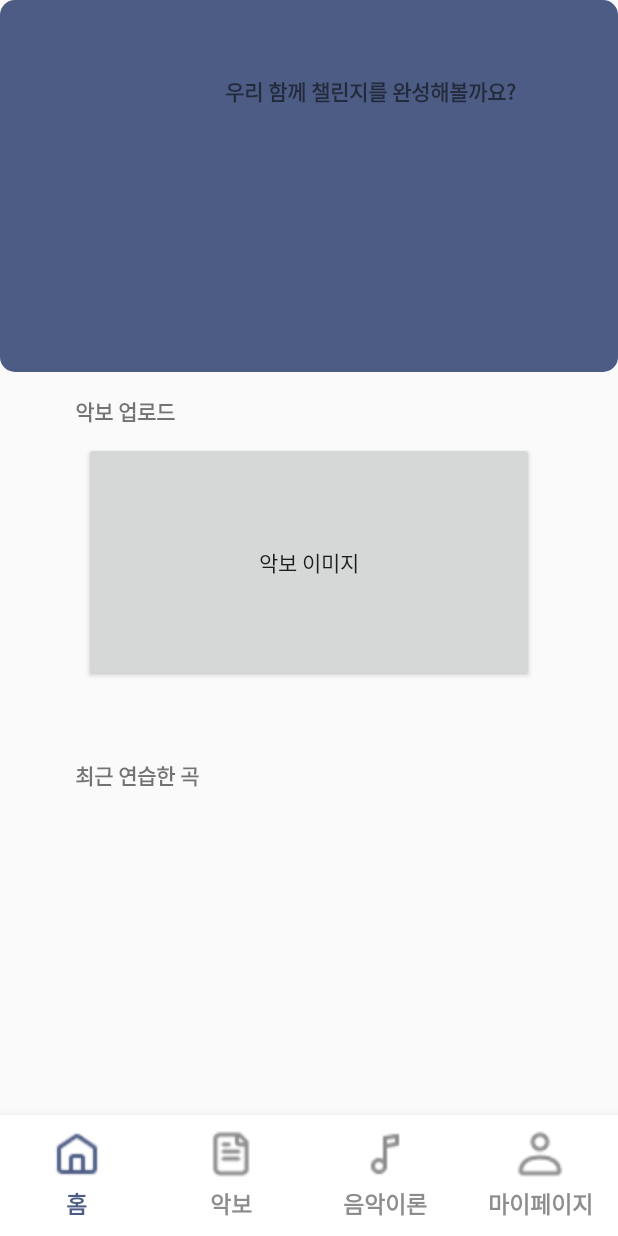
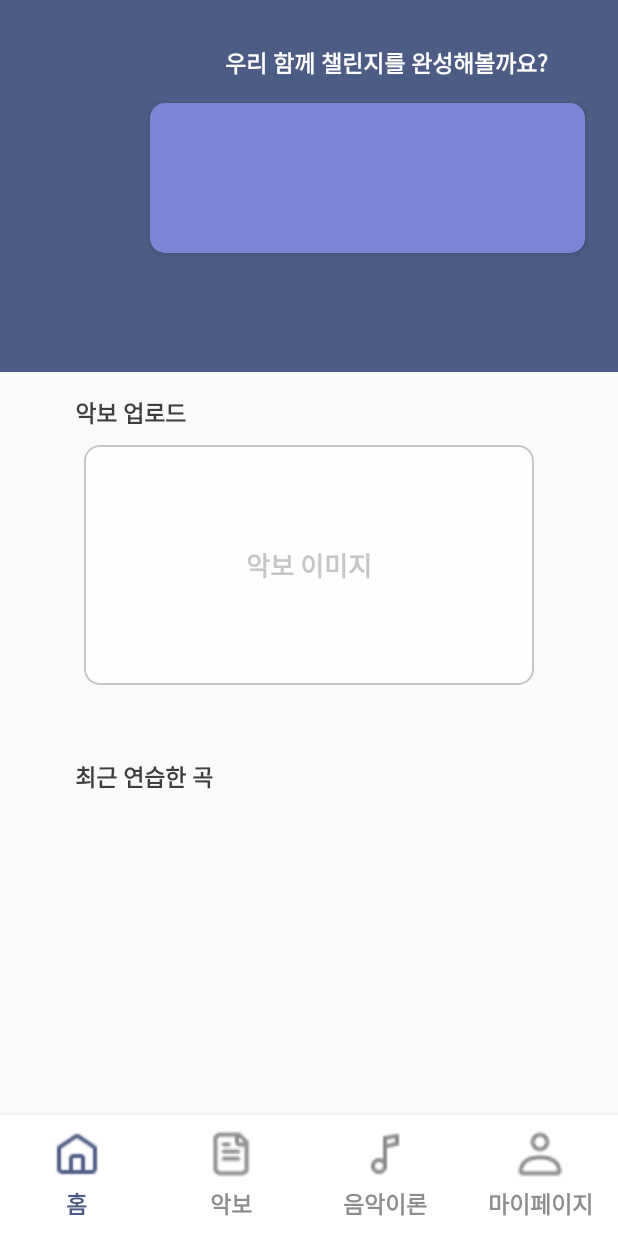
Before and after one commit to yoonsu417/LENTO, an Android app: the HomeActivity screen opened directly, with no data from a screen before it, on a phone screen of 412 x 824 dp. Run offline under Robolectric (Android 15) with nearby library versions, the phone set to English and light mode, and no system bars.

Commit message:
디자인 수정

```diff
--- /dev/null
+++ b/app/src/main/res/drawable/rounded_button_blue.xml
@@ -0,0 +1,5 @@
+<?xml version="1.0" encoding="utf-8"?>
+<shape xmlns:android="http://schemas.android.com/apk/res/android" android:shape="rectangle">
+    <solid android:color="#7E85D7"/>
+    <corners android:radius="10dp"/>
+</shape>
--- /dev/null
+++ b/app/src/main/res/drawable/rounded_button_white.xml
@@ -0,0 +1,8 @@
+<?xml version="1.0" encoding="utf-8"?>
+<shape xmlns:android="http://schemas.android.com/apk/res/android" android:shape="rectangle">
+    <corners android:radius="10dp"/>
+    <solid android:color="#FEFEFE" />
+    <stroke
+        android:width="1dp"
+        android:color="#C6C6C6"/>
+</shape>
--- a/app/src/main/res/layout/activity_join.xml
+++ b/app/src/main/res/layout/activity_join.xml
@@ -82,6 +82,9 @@
             android:layout_marginLeft="50dp"
             android:layout_marginTop="50dp"
             android:text="가입하기"
+            android:textStyle="bold"
+            android:textSize="17sp"
+            android:textColor="#FFFFFF"
             android:background="@drawable/rounded_button"/>
     </LinearLayout>
 </LinearLayout>
--- a/app/src/main/res/layout/activity_login.xml
+++ b/app/src/main/res/layout/activity_login.xml
@@ -49,6 +49,9 @@
         android:layout_marginLeft="50dp"
         android:layout_marginTop="50dp"
         android:text="로그인"
+        android:textColor="#FFFFFF"
+        android:textSize="17sp"
+        android:textStyle="bold"
         android:background="@drawable/rounded_button"/>
 
     <TextView
--- a/app/src/main/res/layout/activity_main.xml
+++ b/app/src/main/res/layout/activity_main.xml
@@ -16,7 +16,7 @@
             android:layout_width="match_parent"
             android:layout_height="match_parent"
             android:layout_weight="1"
-            android:background="@drawable/rounded_button"
+            android:background="#4D5C84"
             android:orientation="vertical">
 
             <TextView
@@ -24,8 +24,18 @@
                 android:layout_height="wrap_content"
                 android:text="우리 함께 챌린지를 완성해볼까요?"
                 android:layout_marginLeft="150dp"
-                android:layout_marginTop="50dp"
-                android:textStyle="bold"/>
+                android:layout_marginTop="30dp"
+                android:textSize="15sp"
+                android:textStyle="bold"
+                android:textColor="#FFFFFF"/>
+
+            <Button
+                android:id="@+id/showChallenge"
+                android:layout_width="290dp"
+                android:layout_height="100dp"
+                android:layout_marginTop="15dp"
+                android:layout_marginLeft="100dp"
+                android:background="@drawable/rounded_button_blue"/>
 
 
         </LinearLayout>
@@ -44,14 +54,20 @@
                 android:layout_marginTop="15dp"
                 android:layout_marginBottom="10dp"
                 android:text="악보 업로드"
+                android:textColor="#3E3E3E"
+                android:textSize="15sp"
                 android:textStyle="bold"/>
 
             <Button
                 android:id="@+id/Upload"
                 android:layout_width="300dp"
                 android:layout_height="160dp"
-                android:layout_gravity="center"
-                android:text="악보 이미지" />
+                android:layout_gravity="center_horizontal"
+                android:text="악보 이미지"
+                android:textStyle="bold"
+                android:textSize="17sp"
+                android:textColor="#C6C6C6"
+                android:background="@drawable/rounded_button_white"/>
 
 
         /></LinearLayout>
@@ -68,6 +84,8 @@
                 android:layout_marginLeft="50dp"
                 android:layout_marginTop="10dp"
                 android:text="최근 연습한 곡"
+                android:textSize="15sp"
+                android:textColor="#3E3E3E"
                 android:textStyle="bold"/>
 
         </LinearLayout>
```
